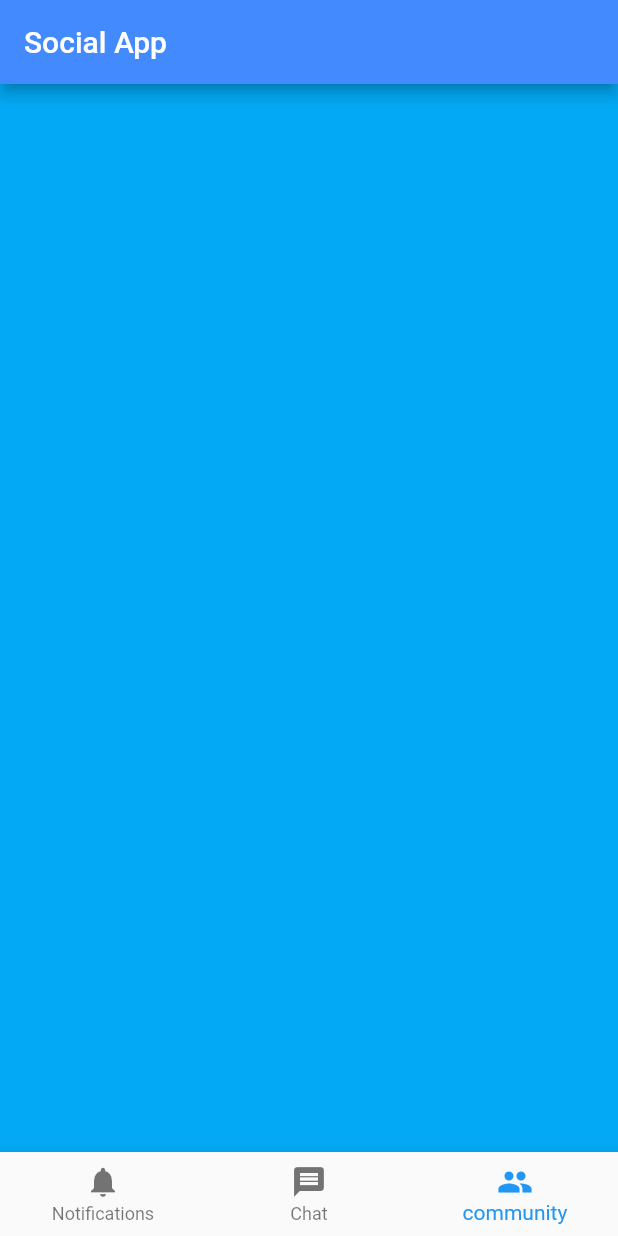
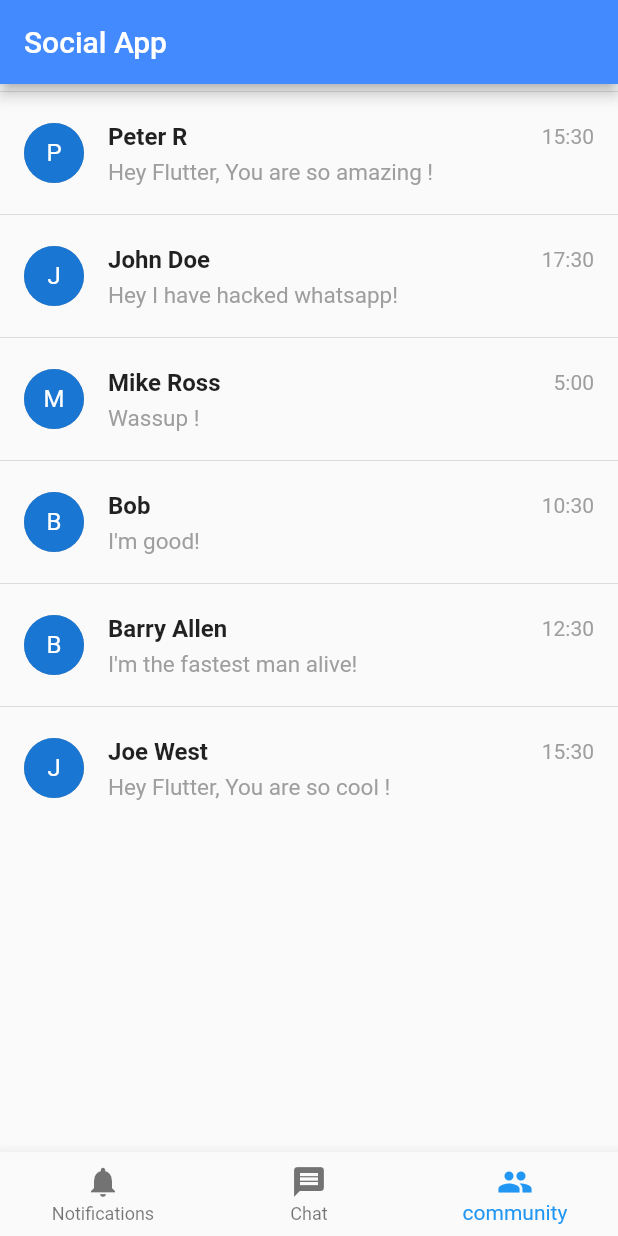
Before and after one commit to jeroenouw/flutter-social, a Flutter app: the screen it shows after launch, swiped to page 3, on a phone screen of 412 x 824 dp. Run offline on Flutter 3.47's test engine with Material 2 defaults, Android fonts, the phone set to English and light mode, and no system bars.

Commit message:
Added chat overview screen + mock data

```diff
--- a/lib/src/app.dart
+++ b/lib/src/app.dart
@@ -1,4 +1,5 @@
 import 'package:flutter/material.dart';
+import 'package:social/src/screens/chat_overview_screen.dart';
 import 'package:social/src/screens/chat_screen.dart';
 import 'package:social/src/widgets/snackbar.dart';
 
@@ -37,9 +38,10 @@ class _MainPageState extends State<MainPage> {
         children: <Widget>[
           // Container(color: Colors.greenAccent),
           // Container(color: Colors.blueAccent),
+          // Container(color: Colors.lightBlue),
           SnackBarWidget(),
           ChatScreen(),
-          Container(color: Colors.lightBlue),
+          ChatOverviewScreen(),
         ],
         controller: _pageController,
         onPageChanged: onPageChanged,
--- /dev/null
+++ b/lib/src/mocks/chat_overview_mock_data.dart
@@ -0,0 +1,40 @@
+class ChatModel {
+  final String name;
+  final String message;
+  final String time;
+
+  ChatModel({this.name, this.message, this.time});
+}
+
+List<ChatModel> chatOverviewMockData = [
+  ChatModel(
+      name: "Peter R",
+      message: "Hey Flutter, You are so amazing !",
+      time: "15:30",
+  ),
+  ChatModel(
+      name: "John Doe",
+      message: "Hey I have hacked whatsapp!",
+      time: "17:30",
+  ),
+  ChatModel(
+      name: "Mike Ross",
+      message: "Wassup !",
+      time: "5:00",
+  ),
+  ChatModel(
+      name: "Bob",
+      message: "I'm good!",
+      time: "10:30",
+  ),
+  ChatModel(
+      name: "Barry Allen",
+      message: "I'm the fastest man alive!",
+      time: "12:30",
+  ),
+  ChatModel(
+      name: "Joe West",
+      message: "Hey Flutter, You are so cool !",
+      time: "15:30",
+  ),
+];
--- /dev/null
+++ b/lib/src/screens/chat_overview_screen.dart
@@ -0,0 +1,52 @@
+
+import 'package:flutter/material.dart';
+import 'package:social/src/mocks/chat_overview_mock_data.dart';
+
+class ChatOverviewScreen extends StatefulWidget {
+  @override
+  _ChatOverviewScreenState createState() => _ChatOverviewScreenState();
+}
+
+class _ChatOverviewScreenState extends State<ChatOverviewScreen> {
+
+  @override
+  Widget build(BuildContext context) {
+    return ListView.builder(
+      itemCount: chatOverviewMockData.length,
+      itemBuilder: (context, i) => Column(
+            children: <Widget>[
+              Divider(
+                height: 10.0,
+              ),
+              ListTile(
+                leading: CircleAvatar(
+                  foregroundColor: Theme.of(context).primaryColor,
+                  backgroundColor: Colors.grey,
+                  child: CircleAvatar(child: Text(chatOverviewMockData[i].name[0])),
+                ),
+                title: Row(
+                  mainAxisAlignment: MainAxisAlignment.spaceBetween,
+                  children: <Widget>[
+                    Text(
+                      chatOverviewMockData[i].name,
+                      style: TextStyle(fontWeight: FontWeight.bold),
+                    ),
+                    Text(
+                      chatOverviewMockData[i].time,
+                      style: TextStyle(color: Colors.grey, fontSize: 14.0),
+                    ),
+                  ],
+                ),
+                subtitle: Container(
+                  padding: const EdgeInsets.only(top: 5.0),
+                  child: Text(
+                    chatOverviewMockData[i].message,
+                    style: TextStyle(color: Colors.grey, fontSize: 15.0),
+                  ),
+                ),
+              )
+            ],
+          ),
+    );
+  }
+}
--- a/lib/src/screens/chat_screen.dart
+++ b/lib/src/screens/chat_screen.dart
@@ -42,7 +42,7 @@ class _ChatScreenState extends State<ChatScreen> with TickerProviderStateMixin {
       _isComposing = false;
     });
     ChatMessage message = ChatMessage(
-      content: messageContent,
+      message: messageContent,
       animationController: AnimationController(
         duration: Duration(milliseconds: 400),
         vsync: this,
@@ -81,7 +81,7 @@ class _ChatScreenState extends State<ChatScreen> with TickerProviderStateMixin {
                 decoration:
                     InputDecoration.collapsed(
                       enabled: true,
-                      hintText: 'Send a message'),
+                      hintText: 'Enter your message...'),
               ),
             ),
             Container(
--- a/lib/src/widgets/chat_message.dart
+++ b/lib/src/widgets/chat_message.dart
@@ -2,10 +2,10 @@ import 'package:flutter/material.dart';
 
 class ChatMessage extends StatelessWidget {
   final String _name = 'Jeroen';
-  final String content;
+  final String message;
   final AnimationController animationController;
 
-  ChatMessage({this.content, this.animationController});
+  ChatMessage({this.message, this.animationController});
 
   @override
   Widget build(BuildContext context) {
@@ -29,7 +29,7 @@ class ChatMessage extends StatelessWidget {
                     Text(_name, style: Theme.of(context).textTheme.subhead),
                     Container(
                       margin: const EdgeInsets.only(top: 5.0),
-                      child: Text(content),
+                      child: Text(message),
                     ),
                   ],
                 ),
```
